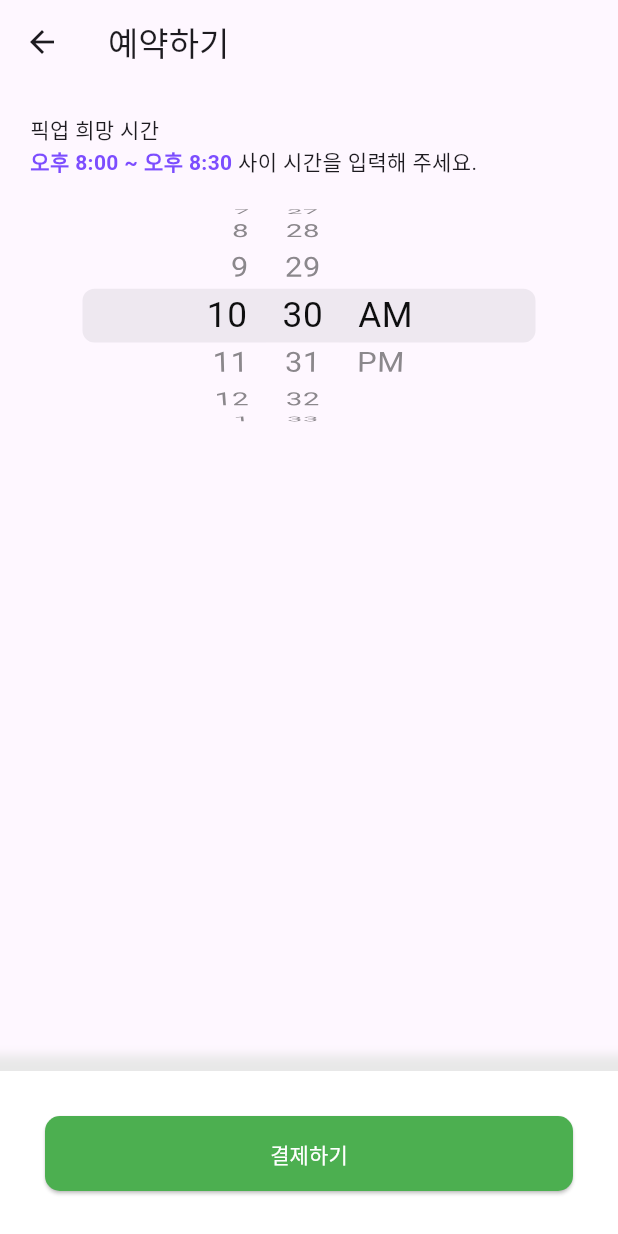
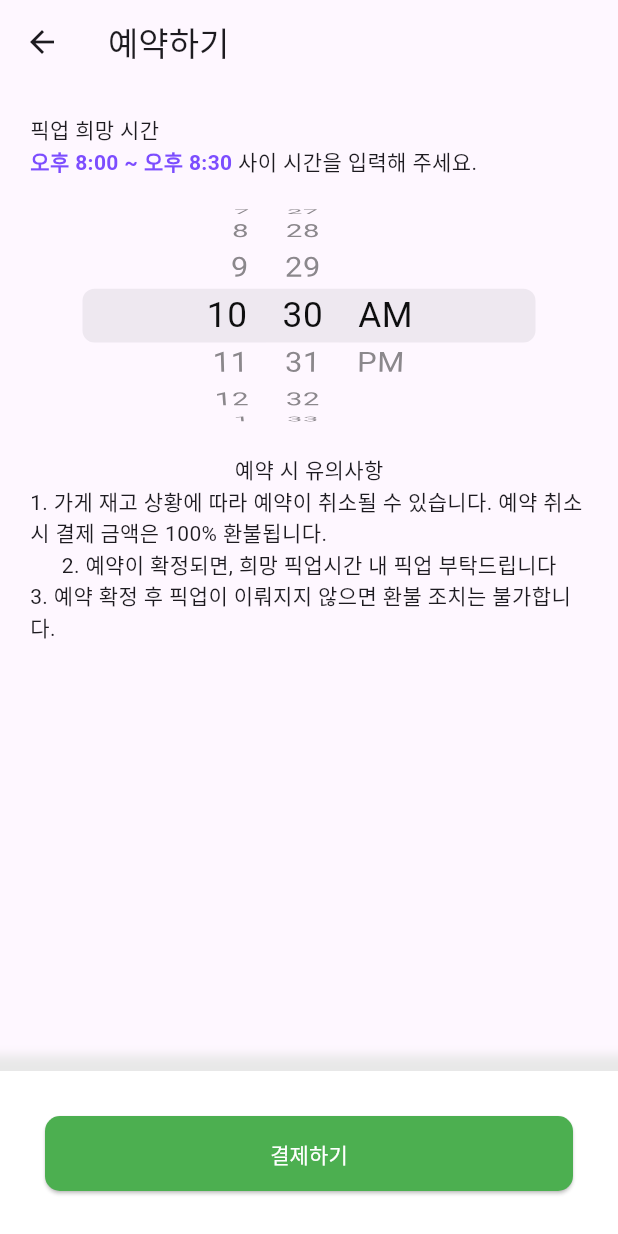
Before and after one commit to backtothefuture-team/backToTheFuture-frontend, a Flutter app: the OrderPages screen opened directly, on a phone screen of 412 x 824 dp. Run offline on Flutter 3.47's test engine with Material 3 defaults, Android fonts, the phone set to English and light mode, and no system bars; our stand-ins replace dio, retrofit; generated files the repository leaves out were written again.

Commit message:
feat: 예약 시 유의사항 배치

```diff
--- a/lib/ui/order/order_pages.dart
+++ b/lib/ui/order/order_pages.dart
@@ -21,12 +21,26 @@ class OrderPages extends StatelessWidget {
           children: [
 
             // 픽업 시간 정보
-            PickUpTimeInfo(),
+            const PickUpTimeInfo(),
 
-
+            // 예약 시 유의사항
+            reservationNotice(),
           ],
         ),
       ),
     );
   }
+
+
+  // 예약 시 유의사항
+  Widget reservationNotice() {
+    return const Column(
+      children: [
+        Text('예약 시 유의사항'),
+        Text('1. 가게 재고 상황에 따라 예약이 취소될 수 있습니다. 예약 취소시 결제 금액은 100% 환불됩니다.'),
+        Text('2. 예약이 확정되면, 희망 픽업시간 내 픽업 부탁드립니다'),
+        Text('3. 예약 확정 후 픽업이 이뤄지지 않으면 환불 조치는 불가합니다.')
+      ],
+    );
+  }
 }
```
